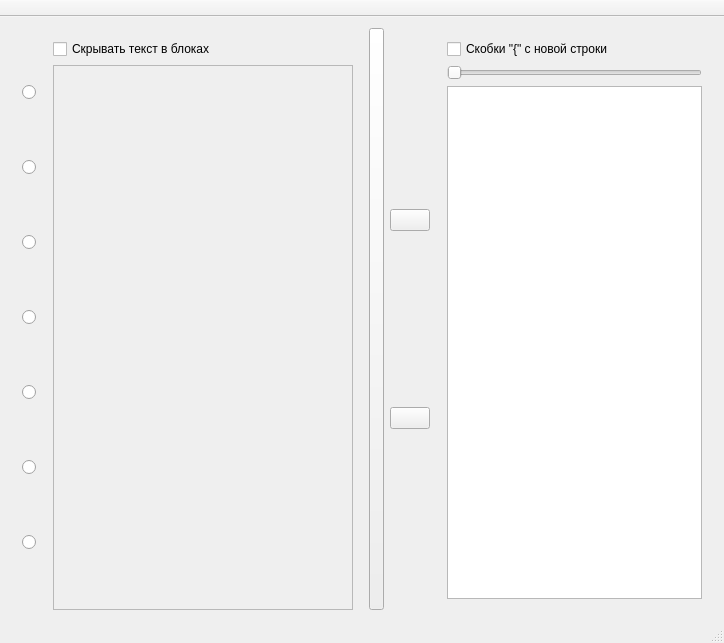
First picture: the form in mainwindow.ui, repository MrBentCode/FlowChart_trainer, before the edit.
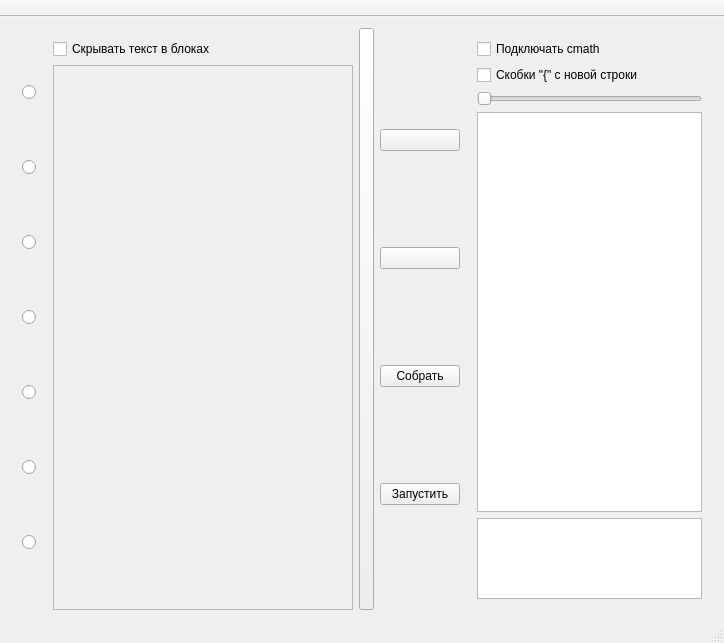
Second picture: the form after the edit. Icons and pictures are not drawn.

Diff of the .ui file:
```diff
--- a/mainwindow.ui
+++ b/mainwindow.ui
@@ -341,6 +341,20 @@
          </property>
         </widget>
        </item>
+       <item>
+        <widget class="QPushButton" name="compilerButton">
+         <property name="text">
+          <string>Собрать</string>
+         </property>
+        </widget>
+       </item>
+       <item>
+        <widget class="QPushButton" name="runButton">
+         <property name="text">
+          <string>Запустить</string>
+         </property>
+        </widget>
+       </item>
       </layout>
      </widget>
     </item>
@@ -353,6 +367,13 @@
        </sizepolicy>
       </property>
       <layout class="QVBoxLayout" name="verticalLayout">
+       <item>
+        <widget class="QCheckBox" name="checkBoxMath">
+         <property name="text">
+          <string>Подключать cmath</string>
+         </property>
+        </widget>
+       </item>
        <item>
         <widget class="QCheckBox" name="checkBox_newLine">
          <property name="text">
@@ -395,6 +416,9 @@
          </property>
         </widget>
        </item>
+       <item>
+        <widget class="QTextBrowser" name="textBrowser"/>
+       </item>
       </layout>
      </widget>
     </item>
```
